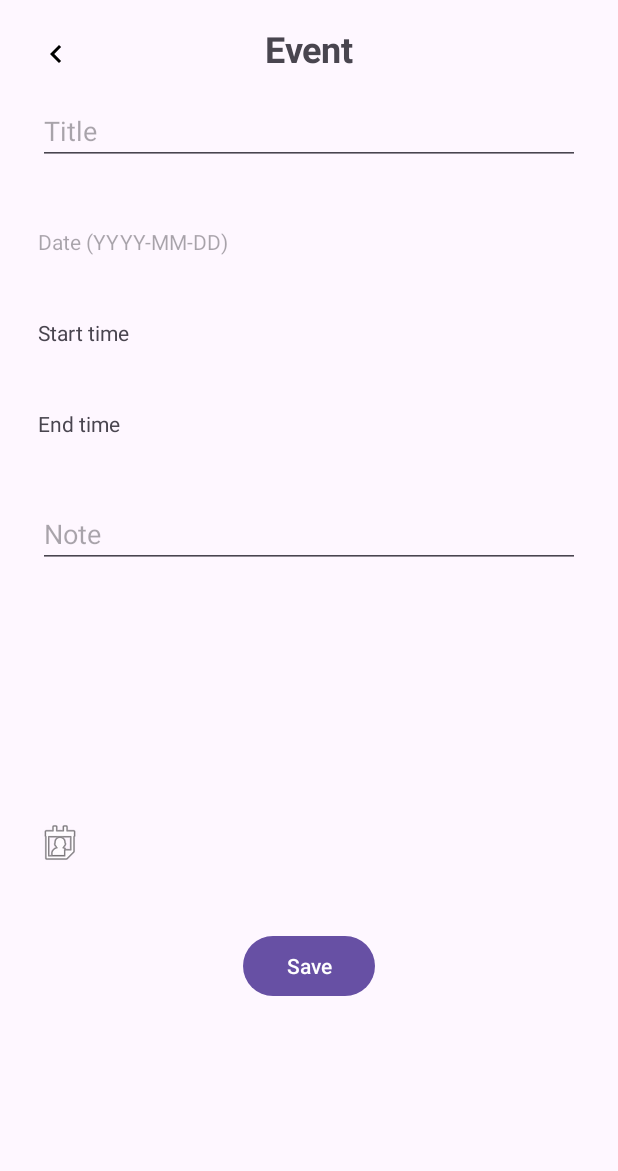
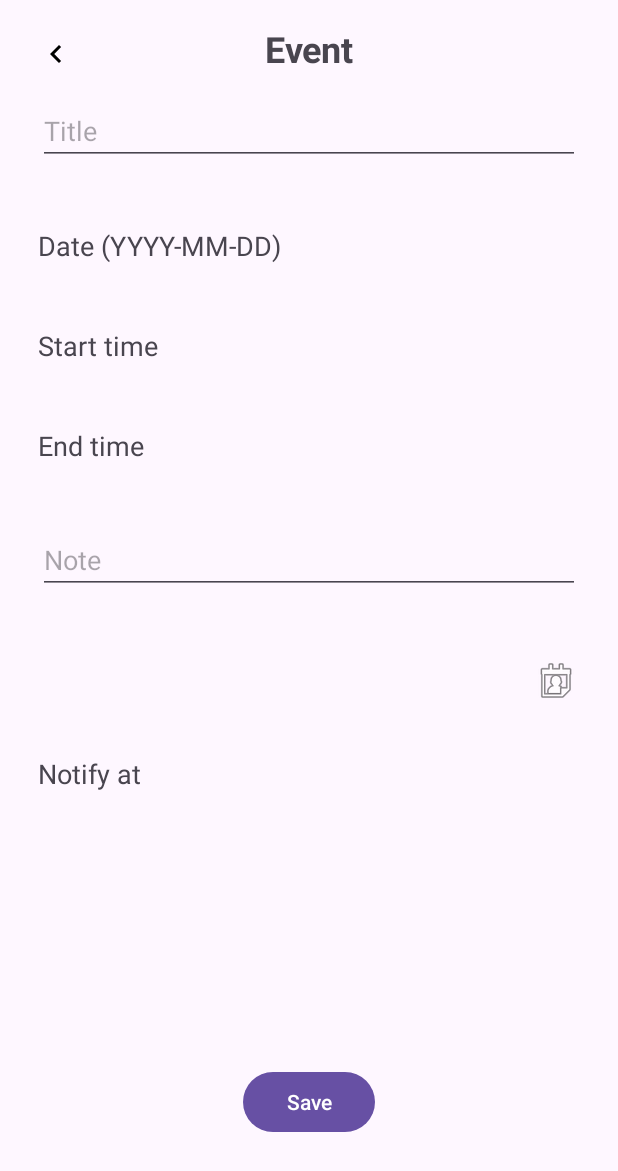
Before and after one commit to SudheeraAbhisheka/CalendarWithEvents, an Android app: the fragment CreateEventFragment placed in its activity, on a phone screen of 412 x 824 dp. Shown: the top 1171 px of the screen. Run offline under Robolectric (Android 15) with nearby library versions, the phone set to English and light mode, and no system bars; 4 statements that could not run were skipped.

Commit message:
Long press to select a date

```diff
--- a/app/src/main/AndroidManifest.xml
+++ b/app/src/main/AndroidManifest.xml
@@ -17,9 +17,6 @@
         android:theme="@style/Theme.Calendar"
         tools:targetApi="31">
         <activity
-            android:name=".NotificationActivity"
-            android:exported="false" />
-        <activity
             android:name=".MainActivity"
             android:exported="false" />
         <activity
--- a/app/src/main/java/com/example/calendar/Event.java
+++ b/app/src/main/java/com/example/calendar/Event.java
@@ -1,6 +1,7 @@
 package com.example.calendar;
 
 public class Event {
+
     private int year;
     private int month;
     private int day;
@@ -21,6 +22,14 @@ public class Event {
         this.endTimeHour = endTimeHour;
         this.endTimeMinute = endTimeMinute;
         this.notifyPrior = notifyPrior;
+        this.title = title;
+        this.note = note;
+    }
+
+    public Event(int year, int month, int day, String title, String note) {
+        this.year = year;
+        this.month = month;
+        this.day = day;
         this.title = title;
         this.note = note;
     }
--- a/app/src/main/java/com/example/calendar/Splash_screen.java
+++ b/app/src/main/java/com/example/calendar/Splash_screen.java
@@ -26,6 +26,6 @@ public class Splash_screen extends AppCompatActivity {
                 startActivity(intent);
                 finish();
             }
-        }, 1000);
+        }, 500);
     }
 }
--- a/app/src/main/java/com/example/calendar/calendar/CalendarAdapter.java
+++ b/app/src/main/java/com/example/calendar/calendar/CalendarAdapter.java
@@ -1,5 +1,8 @@
 package com.example.calendar.calendar;
 
+import static android.content.ContentValues.TAG;
+
+import android.util.Log;
 import android.view.LayoutInflater;
 import android.view.View;
 import android.view.ViewGroup;
@@ -19,7 +22,6 @@ class CalendarAdapter extends RecyclerView.Adapter<CalendarViewHolder>
 {
     private final ArrayList<String> daysOfMonth;
     private ArrayList<Event> eventsList;
-    private ArrayList<Holiday> holidaysList;
     private final OnItemListener onItemListener;
     private Event_dbModel eventDatabase;
     private YearMonth yearMonth;
@@ -48,50 +50,40 @@ class CalendarAdapter extends RecyclerView.Adapter<CalendarViewHolder>
     @Override
     public void onBindViewHolder(@NonNull CalendarViewHolder holder, int position)
     {
-        if(daysOfMonth.get(position) == ""){
-            holder.constraintLayout.setBackgroundResource(android.R.color.transparent);
-        }
-        else{
+        if(!daysOfMonth.get(position).equals("")){
             holder.dayOfMonth.setText(daysOfMonth.get(position));
+            holder.constraintLayout.setVisibility(View.VISIBLE);
+
+            eventsList = eventDatabase.getEventsInADay(yearMonth.getYear(), yearMonth.getMonthValue(), Integer.parseInt(daysOfMonth.get(position)));
+            eventsList.addAll(
+                    eventDatabase.getHolidaysInADay(yearMonth.getYear(), yearMonth.getMonthValue(), Integer.parseInt(daysOfMonth.get(position)))
+            );
+
         }
 
-        if(daysOfMonth.get(position) != ""){
-            eventsList = eventDatabase.getEventsInADay(yearMonth.getYear(), yearMonth.getMonthValue(), Integer.parseInt(daysOfMonth.get(position)));
-            holidaysList = eventDatabase.getHolidaysInADay(yearMonth.getYear(), yearMonth.getMonthValue(), Integer.parseInt(daysOfMonth.get(position)));
 
-            try{
+        if(eventsList.size() >= 3){
+            holder.eventHolder_more.setText("....");
 
-                if(eventsList.size() == 0){
-                    holder.eventHolder1.setText(holidaysList.get(0).getTitle());
-                    holder.eventHolder2.setText(holidaysList.get(1).getTitle());
-                    holder.eventHolder3.setText(holidaysList.get(2).getTitle());
+            holder.eventHolder1.setVisibility(View.VISIBLE);
+            holder.eventHolder2.setVisibility(View.VISIBLE);
+            holder.eventHolder3.setVisibility(View.VISIBLE);
 
-                }
-                else if(eventsList.size() == 1){
-                    holder.eventHolder1.setText(eventsList.get(0).getTitle());
-                    holder.eventHolder2.setText(holidaysList.get(1).getTitle());
-                    holder.eventHolder3.setText(holidaysList.get(2).getTitle());
+            holder.eventHolder1.setText(eventsList.get(0).getTitle());
+            holder.eventHolder2.setText(eventsList.get(1).getTitle());
+            holder.eventHolder3.setText(eventsList.get(2).getTitle());
 
-                }
-                else if(eventsList.size() == 2){
-                    holder.eventHolder1.setText(eventsList.get(0).getTitle());
-                    holder.eventHolder2.setText(eventsList.get(1).getTitle());
-                    holder.eventHolder3.setText(holidaysList.get(2).getTitle());
+        }else if(eventsList.size() == 2){
+            holder.eventHolder1.setVisibility(View.VISIBLE);
+            holder.eventHolder2.setVisibility(View.VISIBLE);
 
-                }
-                else if(eventsList.size() >= 3){
-                    holder.eventHolder1.setText(eventsList.get(0).getTitle());
-                    holder.eventHolder2.setText(eventsList.get(1).getTitle());
-                    holder.eventHolder3.setText(eventsList.get(2).getTitle());
-                }
+            holder.eventHolder1.setText(eventsList.get(0).getTitle());
+            holder.eventHolder2.setText(eventsList.get(1).getTitle());
 
-            }catch (IndexOutOfBoundsException e){
+        }else if(eventsList.size() == 1){
+            holder.eventHolder1.setVisibility(View.VISIBLE);
 
-            }
-
-            if(eventsList.size() + holidaysList.size() >= 3){
-                holder.eventHolder_more.setText("....");
-            }
+            holder.eventHolder1.setText(eventsList.get(0).getTitle());
         }
     }
 
@@ -104,5 +96,6 @@ class CalendarAdapter extends RecyclerView.Adapter<CalendarViewHolder>
     public interface  OnItemListener
     {
         void onItemClick(int selectedDay);
+        void onLongClickListener(int selectedDay);
     }
 }
--- a/app/src/main/java/com/example/calendar/calendar/CalendarViewHolder.java
+++ b/app/src/main/java/com/example/calendar/calendar/CalendarViewHolder.java
@@ -9,13 +9,14 @@ import androidx.recyclerview.widget.RecyclerView;
 
 import com.example.calendar.R;
 
-public class CalendarViewHolder extends RecyclerView.ViewHolder implements View.OnClickListener
+public class CalendarViewHolder extends RecyclerView.ViewHolder implements View.OnClickListener, View.OnLongClickListener
 {
     public final TextView dayOfMonth;
     public final TextView eventHolder1, eventHolder2, eventHolder3, eventHolder_more;
     public final ConstraintLayout constraintLayout;
 
     private final CalendarAdapter.OnItemListener onItemListener;
+    private final CalendarAdapter.OnItemListener onItemListenerLongClick;
     public CalendarViewHolder(@NonNull View itemView, CalendarAdapter.OnItemListener onItemListener)
     {
         super(itemView);
@@ -27,7 +28,9 @@ public class CalendarViewHolder extends RecyclerView.ViewHolder implements View.
         constraintLayout = itemView.findViewById(R.id.calendarCellConstraintLayout);
 
         this.onItemListener = onItemListener;
+        this.onItemListenerLongClick = onItemListener;
         itemView.setOnClickListener(this);
+        itemView.setOnLongClickListener(this);
     }
 
     @Override
@@ -42,4 +45,19 @@ public class CalendarViewHolder extends RecyclerView.ViewHolder implements View.
         }
         onItemListener.onItemClick(i);
     }
+
+    @Override
+    public boolean onLongClick(View view) {
+        int i = 0;
+        try{
+            i = Integer.parseInt(dayOfMonth.getText().toString());
+
+        }catch (NumberFormatException e){
+
+        }
+        onItemListenerLongClick.onLongClickListener(i);
+
+        return false;
+    }
+
 }
--- a/app/src/main/java/com/example/calendar/database/Event_dbCursor.java
+++ b/app/src/main/java/com/example/calendar/database/Event_dbCursor.java
@@ -36,8 +36,8 @@ public class Event_dbCursor extends CursorWrapper {
             getString(getColumnIndex(EventsTable.Columns.NOTE))
         );
     }
-    public Holiday getHoliday(){
-        return new Holiday(
+    public Event getHoliday(){
+        return new Event(
                 getInt(getColumnIndex(Event_dbSchema.HolidaysTable.Columns.YEAR)),
                 getInt(getColumnIndex(Event_dbSchema.HolidaysTable.Columns.MONTH)),
                 getInt(getColumnIndex(Event_dbSchema.HolidaysTable.Columns.DAY)),
--- a/app/src/main/java/com/example/calendar/database/Event_dbModel.java
+++ b/app/src/main/java/com/example/calendar/database/Event_dbModel.java
@@ -72,8 +72,8 @@ public class Event_dbModel {
 
         return eventsList;
     }
-    public ArrayList<Holiday> getHolidaysInADay(int year, int month, int day){
-        ArrayList<Holiday> holidaysList = new ArrayList<>();
+    public ArrayList<Event> getHolidaysInADay(int year, int month, int day){
+        ArrayList<Event> holidaysList = new ArrayList<>();
 
         Cursor cursor = dataBase.rawQuery("SELECT * FROM "+ Event_dbSchema.HolidaysTable.NAME +
                         " WHERE " +  HolidaysTable.Columns.YEAR + " = ? AND " +
@@ -97,4 +97,14 @@ public class Event_dbModel {
         return holidaysList;
     }
 
+    public void deleteEvent(int year, int month, int day, String title) {
+        dataBase.delete(EventsTable.NAME,
+                EventsTable.Columns.YEAR + " = ? AND " +
+                        EventsTable.Columns.MONTH + " = ? AND " +
+                        EventsTable.Columns.DAY + " = ? AND " +
+                        EventsTable.Columns.TITLE + " = ?",
+                new String[]{String.valueOf(year), String.valueOf(month), String.valueOf(day), title});
+    }
+
+
 }
--- a/app/src/main/res/layout/event_cell.xml
+++ b/app/src/main/res/layout/event_cell.xml
@@ -1,5 +1,6 @@
 <?xml version="1.0" encoding="utf-8"?>
-<androidx.constraintlayout.widget.ConstraintLayout xmlns:android="http://schemas.android.com/apk/res/android"
+<androidx.constraintlayout.widget.ConstraintLayout
+    xmlns:android="http://schemas.android.com/apk/res/android"
     xmlns:app="http://schemas.android.com/apk/res-auto"
     xmlns:tools="http://schemas.android.com/tools"
     android:layout_width="match_parent"
--- a/app/src/main/res/layout/fragment_calendar.xml
+++ b/app/src/main/res/layout/fragment_calendar.xml
@@ -125,7 +125,7 @@
         android:layout_height="0dp"
         android:layout_weight="1"/>
 
-    <!-- Bottom layout with Add Event button and selected date -->
+    <!-- Bottom layout with Add Event button -->
     <androidx.constraintlayout.widget.ConstraintLayout
         android:layout_width="match_parent"
         android:layout_height="wrap_content">
--- a/app/src/main/res/layout/fragment_create_event.xml
+++ b/app/src/main/res/layout/fragment_create_event.xml
@@ -1,5 +1,6 @@
 <?xml version="1.0" encoding="utf-8"?>
-<androidx.constraintlayout.widget.ConstraintLayout xmlns:android="http://schemas.android.com/apk/res/android"
+<androidx.constraintlayout.widget.ConstraintLayout
+    xmlns:android="http://schemas.android.com/apk/res/android"
     xmlns:app="http://schemas.android.com/apk/res-auto"
     xmlns:tools="http://schemas.android.com/tools"
     android:layout_width="match_parent"
@@ -29,7 +30,7 @@
         android:inputType="textMultiLine"
         app:layout_constraintEnd_toEndOf="parent"
         app:layout_constraintStart_toStartOf="parent"
-        app:layout_constraintTop_toBottomOf="@+id/textViewEventHeading" />
+        app:layout_constraintTop_toBottomOf="@id/textViewEventHeading" />
 
     <TextView
         android:id="@+id/textViewSelectDate"
@@ -38,31 +39,33 @@
         android:layout_marginStart="25dp"
         android:layout_marginTop="41dp"
         android:layout_marginEnd="25dp"
-        android:hint="Date (YYYY-MM-DD)"
-        android:inputType="date"
+        android:text="Date (YYYY-MM-DD)"
+        android:textSize="18sp"
         app:layout_constraintEnd_toEndOf="parent"
         app:layout_constraintStart_toStartOf="parent"
-        app:layout_constraintTop_toBottomOf="@+id/editTextTitle" />
+        app:layout_constraintTop_toBottomOf="@id/editTextTitle" />
 
     <TextView
         android:id="@+id/textViewStartTime"
         android:layout_width="wrap_content"
         android:layout_height="wrap_content"
         android:layout_marginStart="25dp"
-        android:layout_marginTop="41dp"
+        android:layout_marginTop="42dp"
         android:text="Start time"
+        android:textSize="18sp"
         app:layout_constraintStart_toStartOf="parent"
-        app:layout_constraintTop_toBottomOf="@+id/textViewSelectDate" />
+        app:layout_constraintTop_toBottomOf="@id/textViewSelectDate" />
 
     <TextView
         android:id="@+id/textViewEndTime"
         android:layout_width="wrap_content"
         android:layout_height="wrap_content"
         android:layout_marginStart="25dp"
-        android:layout_marginTop="41dp"
+        android:layout_marginTop="42dp"
         android:text="End time"
+        android:textSize="18sp"
         app:layout_constraintStart_toStartOf="parent"
-        app:layout_constraintTop_toBottomOf="@+id/textViewStartTime" />
+        app:layout_constraintTop_toBottomOf="@id/textViewStartTime" />
 
     <EditText
         android:id="@+id/editTextNote"
@@ -75,48 +78,50 @@
         android:inputType="textMultiLine"
         app:layout_constraintEnd_toEndOf="parent"
         app:layout_constraintStart_toStartOf="parent"
-        app:layout_constraintTop_toBottomOf="@+id/textViewEndTime" />
+        app:layout_constraintTop_toBottomOf="@id/textViewEndTime" />
 
     <Spinner
         android:id="@+id/spinnerNotify"
         android:layout_width="0dp"
-        android:layout_height="wrap_content"
-        android:layout_marginStart="25dp"
-        android:layout_marginTop="41dp"
-        android:layout_marginEnd="25dp"
+        android:layout_height="0dp"
+        android:layout_marginEnd="9dp"
         android:visibility="invisible"
-        app:layout_constraintEnd_toEndOf="parent"
-        app:layout_constraintStart_toStartOf="parent"
-        app:layout_constraintTop_toBottomOf="@+id/editTextNote" />
+        android:textSize="18sp"
+        app:layout_constraintBottom_toBottomOf="@id/ImageViewDateTime"
+        app:layout_constraintEnd_toStartOf="@id/ImageViewDateTime"
+        app:layout_constraintStart_toStartOf="@id/textViewSelectedNotificationDateTime"
+        app:layout_constraintTop_toTopOf="@id/ImageViewDateTime" />
 
     <Button
         android:id="@+id/buttonSave"
         android:layout_width="wrap_content"
         android:layout_height="wrap_content"
-        android:layout_marginTop="42dp"
+        android:layout_marginBottom="65dp"
         android:text="Save"
+        app:layout_constraintBottom_toBottomOf="parent"
         app:layout_constraintEnd_toEndOf="parent"
-        app:layout_constraintStart_toStartOf="parent"
-        app:layout_constraintTop_toBottomOf="@+id/ImageViewDateTime" />
+        app:layout_constraintStart_toStartOf="parent" />
 
     <ImageView
         android:id="@+id/ImageViewDateTime"
         android:layout_width="wrap_content"
         android:layout_height="wrap_content"
-        android:layout_marginStart="24dp"
-        android:layout_marginTop="41dp"
+        android:layout_marginTop="42dp"
+        android:layout_marginEnd="25dp"
         android:src="@android:drawable/ic_menu_my_calendar"
-        app:layout_constraintStart_toStartOf="parent"
-        app:layout_constraintTop_toBottomOf="@+id/textViewSelectedNotificationDateTime" />
+        app:layout_constraintEnd_toEndOf="parent"
+        app:layout_constraintTop_toBottomOf="@id/editTextNote" />
 
     <TextView
         android:id="@+id/textViewSelectedNotificationDateTime"
         android:layout_width="wrap_content"
         android:layout_height="wrap_content"
         android:layout_marginStart="25dp"
-        android:layout_marginTop="41dp"
+        android:layout_marginTop="33dp"
+        android:text="Notify at"
+        android:textSize="18sp"
         app:layout_constraintStart_toStartOf="parent"
-        app:layout_constraintTop_toBottomOf="@+id/spinnerNotify" />
+        app:layout_constraintTop_toBottomOf="@id/spinnerNotify" />
 
     <ImageView
         android:id="@+id/backButton_fragment_create_event"
```
Also changed, not shown: app/src/main/java/com/example/calendar/CreateEventFragment.java (+29 -49 lines), app/src/main/java/com/example/calendar/MainActivity.java (+0 -8 lines), app/src/main/java/com/example/calendar/NotificationActivity.java (deleted, +0 -24 lines), app/src/main/java/com/example/calendar/ReminderBroadcast.java (+0 -13 lines), app/src/main/java/com/example/calendar/calendar/CalendarFragment.java (+20 -5 lines), app/src/main/java/com/example/calendar/eventsView/ViewEventsAdapter.java (+21 -22 lines), app/src/main/java/com/example/calendar/eventsView/ViewEventsFragment.java (+3 -12 lines), app/src/main/res/drawable/textview_outline.xml (added, +8 -0 lines), app/src/main/res/layout/activity_notification.xml (deleted, +0 -19 lines), app/src/main/res/layout/calendar_cell.xml (+42 -37 lines).
